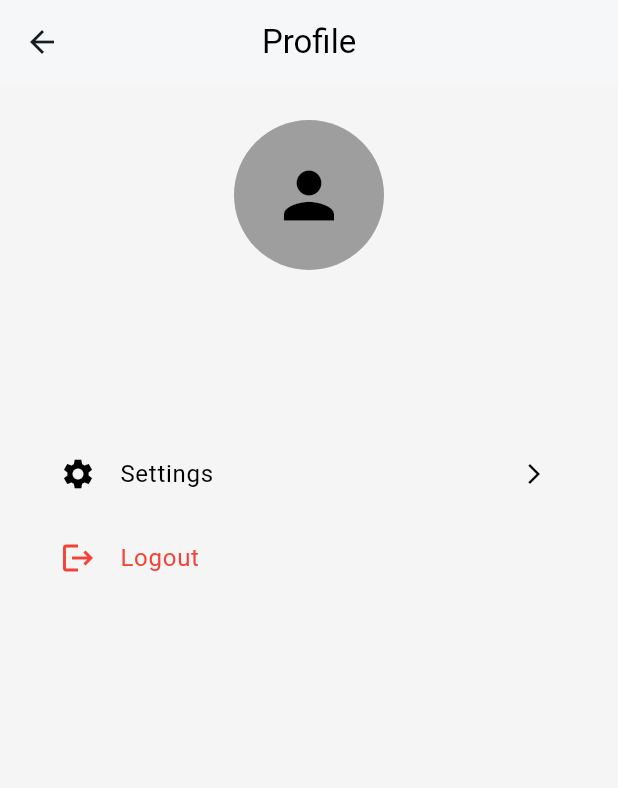
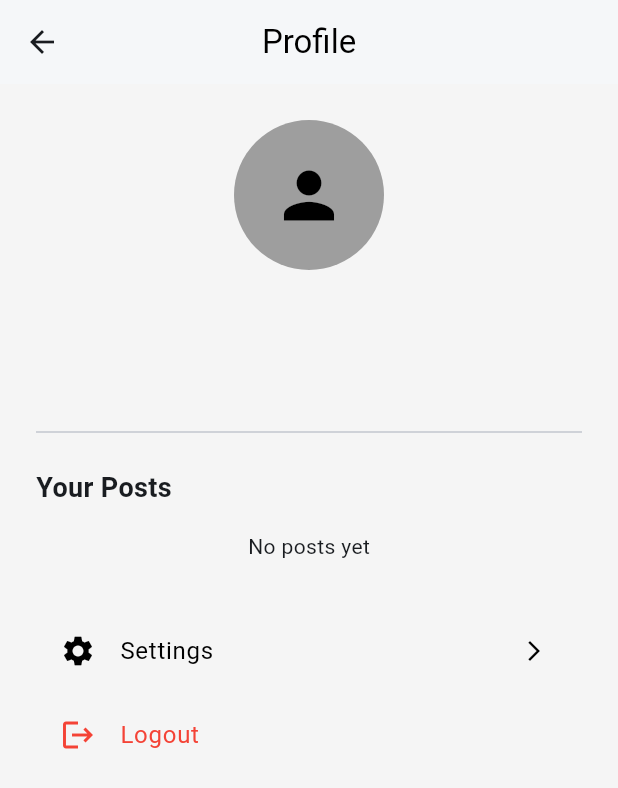
Before and after one commit to AXDurante/petflicks, a Flutter app: the screen it shows once a user with an empty profile is signed in, item 3 of the bottom bar chosen, on a phone screen of 412 x 824 dp. Shown: the top 788 px of the screen. Run offline on Flutter 3.47's test engine with Material 3 defaults, Android fonts, the phone set to English and light mode, and no system bars; our stand-ins replace cloud_firestore, firebase_auth, firebase_core, firebase_storage, image_picker; accounts and stored records are empty.

Commit message:
Updated profile_page
LIST OF CHANGES:
1. Added "Your Posts" to profile page.
  > Needs fixing pa sa Firebase Query/Indexing - ONGOING.

```diff
--- a/lib/auth/profile_page.dart
+++ b/lib/auth/profile_page.dart
@@ -1,11 +1,14 @@
 import 'package:flutter/material.dart';
 import 'package:firebase_auth/firebase_auth.dart';
+import 'package:cloud_firestore/cloud_firestore.dart';
 
 class ProfilePage extends StatelessWidget {
   const ProfilePage({super.key});
 
   Widget _buildUserAvatar(String? photoUrl) {
-    if (photoUrl == null || photoUrl.isEmpty || photoUrl.contains('example.com')) {
+    if (photoUrl == null ||
+        photoUrl.isEmpty ||
+        photoUrl.contains('example.com')) {
       return const CircleAvatar(
         radius: 50,
         backgroundColor: Colors.grey,
@@ -19,9 +22,34 @@ class ProfilePage extends StatelessWidget {
     );
   }
 
+  Widget _buildPostItem(DocumentSnapshot post) {
+    return Card(
+      margin: const EdgeInsets.symmetric(vertical: 8),
+      child: Padding(
+        padding: const EdgeInsets.all(12.0),
+        child: Column(
+          crossAxisAlignment: CrossAxisAlignment.start,
+          children: [
+            Text(
+              post['content'] ??
+                  'No content', // Assuming you have a content field
+              style: const TextStyle(fontSize: 16),
+            ),
+            const SizedBox(height: 8),
+            Text(
+              'Posted on ${post['timestamp']?.toDate().toString() ?? 'Unknown time'}',
+              style: TextStyle(fontSize: 12, color: Colors.grey.shade600),
+            ),
+          ],
+        ),
+      ),
+    );
+  }
+
   @override
   Widget build(BuildContext context) {
     final user = FirebaseAuth.instance.currentUser;
+    final userId = user?.uid;
 
     return Scaffold(
       backgroundColor: Colors.grey.shade100,
@@ -31,7 +59,8 @@ class ProfilePage extends StatelessWidget {
         title: const Text('Profile', style: TextStyle(color: Colors.black)),
         centerTitle: true,
       ),
-      body: Padding(
+      body: SingleChildScrollView(
+        child: Padding(
           padding: const EdgeInsets.all(24.0),
           child: Column(
             crossAxisAlignment: CrossAxisAlignment.center,
@@ -40,23 +69,78 @@ class ProfilePage extends StatelessWidget {
               const SizedBox(height: 16),
               Text(
                 user?.displayName ?? 'No Display Name',
-              style: const TextStyle(fontSize: 20, fontWeight: FontWeight.bold, color: Colors.black),
+                style: const TextStyle(
+                  fontSize: 20,
+                  fontWeight: FontWeight.bold,
+                  color: Colors.black,
+                ),
               ),
               const SizedBox(height: 8),
               Text(
                 user?.email ?? 'No email',
                 style: TextStyle(color: Colors.grey.shade700, fontSize: 16),
               ),
+              const SizedBox(height: 24),
+              const Divider(),
+              const SizedBox(height: 16),
+              const Align(
+                alignment: Alignment.centerLeft,
+                child: Text(
+                  'Your Posts',
+                  style: TextStyle(fontSize: 18, fontWeight: FontWeight.bold),
+                ),
+              ),
+              const SizedBox(height: 16),
+              StreamBuilder<QuerySnapshot>(
+                stream:
+                    userId != null
+                        ? FirebaseFirestore.instance
+                            .collection('Posts')
+                            .where('userId', isEqualTo: userId)
+                            .orderBy('timestamp', descending: true)
+                            .snapshots()
+                        : null,
+                builder: (context, snapshot) {
+                  if (snapshot.hasError) {
+                    return const Text('Error loading posts');
+                  }
+
+                  if (snapshot.connectionState == ConnectionState.waiting) {
+                    return const Center(child: CircularProgressIndicator());
+                  }
+
+                  if (!snapshot.hasData || snapshot.data!.docs.isEmpty) {
+                    return const Text('No posts yet');
+                  }
+
+                  return Column(
+                    children:
+                        snapshot.data!.docs
+                            .map((doc) => _buildPostItem(doc))
+                            .toList(),
+                  );
+                },
+              ),
               const SizedBox(height: 32),
               ListTile(
                 leading: const Icon(Icons.settings, color: Colors.black),
-              title: const Text('Settings', style: TextStyle(color: Colors.black)),
-              trailing: const Icon(Icons.arrow_forward_ios, size: 16, color: Colors.black),
+                title: const Text(
+                  'Settings',
+                  style: TextStyle(color: Colors.black),
+                ),
+                trailing: const Icon(
+                  Icons.arrow_forward_ios,
+                  size: 16,
+                  color: Colors.black,
+                ),
                 onTap: () {},
               ),
               ListTile(
                 leading: const Icon(Icons.logout, color: Colors.red),
-              title: const Text('Logout', style: TextStyle(color: Colors.red)),
+                title: const Text(
+                  'Logout',
+                  style: TextStyle(color: Colors.red),
+                ),
                 onTap: () async {
                   await FirebaseAuth.instance.signOut();
                   if (context.mounted) {
@@ -67,6 +151,7 @@ class ProfilePage extends StatelessWidget {
             ],
           ),
         ),
+      ),
     );
   }
 }
```
Lines whose indentation alone changed are shown as unchanged.
